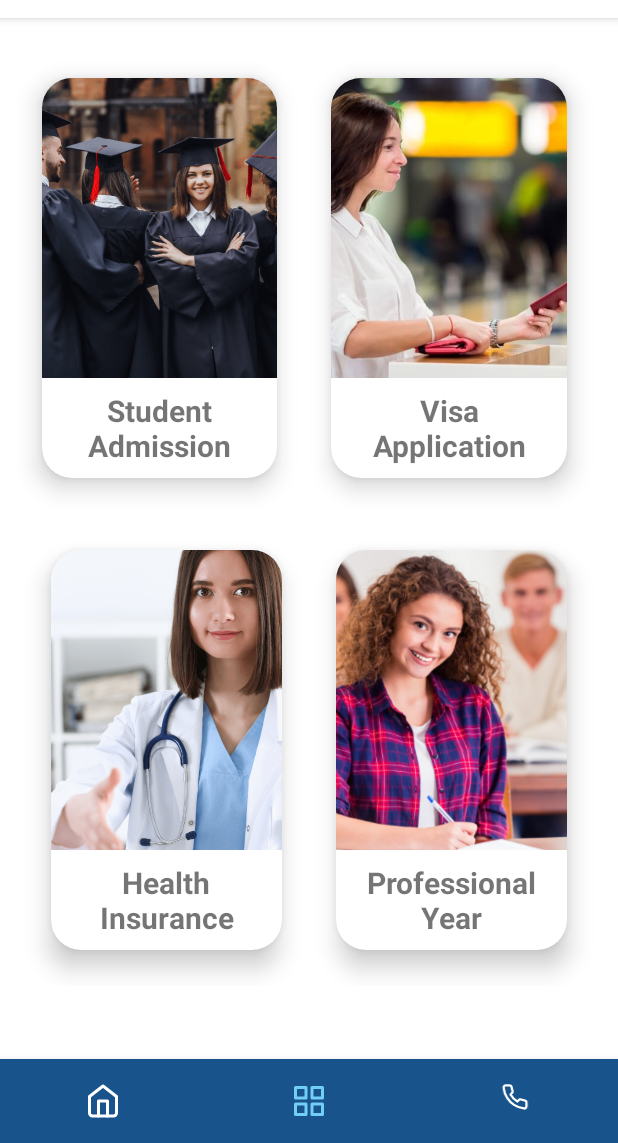
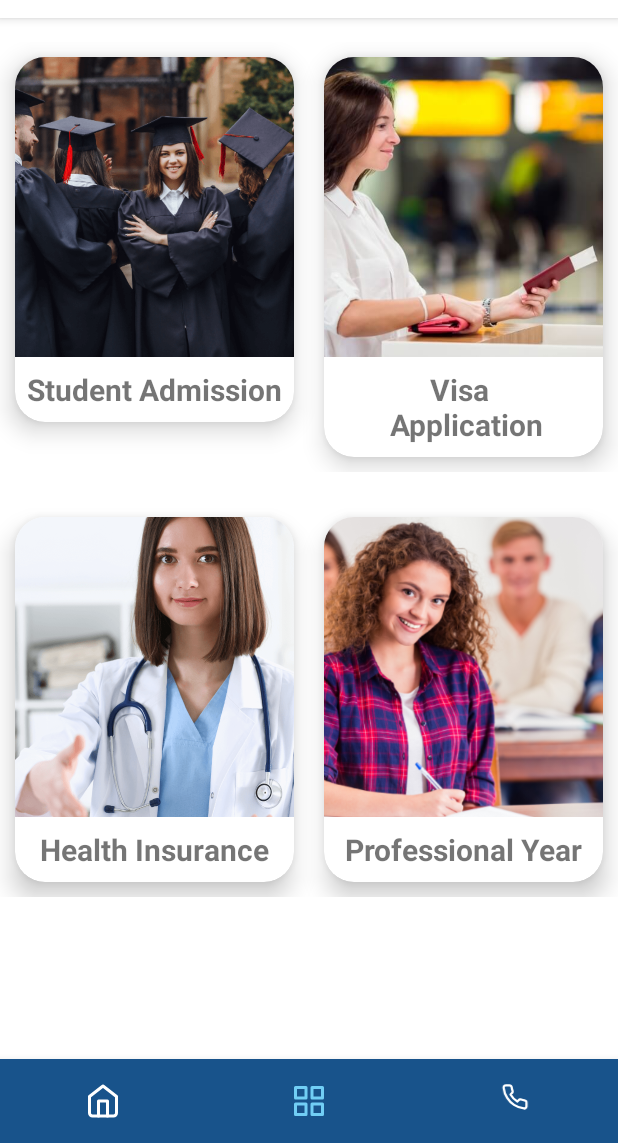
Before and after one commit to sandrajose22/EEVS-mobile-app, an Android app: the DashboardFragment screen opened through its navigation route, on a phone screen of 412 x 824 dp, the part 93-1236 px from its top. Run offline under Robolectric (Android 15) with nearby library versions, the phone set to English and light mode, and no system bars; our stand-ins replace navigation-ui.

Commit message:
alignment resolved

```diff
--- a/app/src/main/res/layout/fragment_dashboard.xml
+++ b/app/src/main/res/layout/fragment_dashboard.xml
@@ -26,14 +26,13 @@
             <androidx.cardview.widget.CardView
                 android:layout_width="0dp"
                 android:layout_height="wrap_content"
-                android:layout_marginStart="10dp"
+                android:layout_margin="10dp"
                 android:layout_weight="0.5"
                 app:cardBackgroundColor="@color/white"
                 app:cardCornerRadius="20dp"
                 app:cardElevation="10dp"
                 app:cardMaxElevation="12dp"
-                app:cardPreventCornerOverlap="true"
-                app:cardUseCompatPadding="true">
+                app:cardPreventCornerOverlap="true">
 
                 <LinearLayout
                     android:id="@+id/studentAdmission"
@@ -63,14 +62,14 @@
             <androidx.cardview.widget.CardView
                 android:layout_width="0dp"
                 android:layout_height="wrap_content"
-                android:layout_marginEnd="16dp"
+                android:layout_margin="10dp"
+                android:layout_marginStart="8dp"
                 android:layout_weight="0.5"
                 app:cardBackgroundColor="@color/white"
                 app:cardCornerRadius="20dp"
                 app:cardElevation="10dp"
                 app:cardMaxElevation="12dp"
-                app:cardPreventCornerOverlap="true"
-                app:cardUseCompatPadding="true">
+                app:cardPreventCornerOverlap="true">
 
                 <LinearLayout
                     android:id="@+id/visaApplication"
@@ -88,7 +87,7 @@
                         android:layout_width="match_parent"
                         android:layout_height="wrap_content"
                         android:padding="8dp"
-                        android:text="Visa Application"
+                        android:text="@string/visa_application"
                         android:textAlignment="center"
                         android:textSize="20sp"
                         android:textStyle="bold"
@@ -105,10 +104,13 @@
 
 
         <LinearLayout
+            android:id="@+id/grid2"
             android:layout_width="match_parent"
             android:layout_height="wrap_content"
+            android:layout_marginBottom="15dp"
             android:orientation="horizontal"
             android:weightSum="1"
+            app:layout_constraintBottom_toBottomOf="parent"
             app:layout_constraintEnd_toEndOf="parent"
             app:layout_constraintStart_toStartOf="parent"
             app:layout_constraintTop_toBottomOf="@+id/grid1">
@@ -117,14 +119,13 @@
             <androidx.cardview.widget.CardView
                 android:layout_width="0dp"
                 android:layout_height="wrap_content"
-                android:layout_marginStart="16dp"
+                android:layout_margin="10dp"
                 android:layout_weight="0.5"
                 app:cardBackgroundColor="@color/white"
                 app:cardCornerRadius="20dp"
                 app:cardElevation="10dp"
                 app:cardMaxElevation="12dp"
-                app:cardPreventCornerOverlap="true"
-                app:cardUseCompatPadding="true">
+                app:cardPreventCornerOverlap="true">
 
                 <LinearLayout
                     android:id="@+id/healthInsurance"
@@ -154,14 +155,14 @@
             <androidx.cardview.widget.CardView
                 android:layout_width="0dp"
                 android:layout_height="wrap_content"
-                android:layout_marginEnd="16dp"
+                android:layout_margin="10dp"
+                android:layout_marginStart="15dp"
                 android:layout_weight="0.5"
                 app:cardBackgroundColor="@color/white"
                 app:cardCornerRadius="20dp"
                 app:cardElevation="10dp"
                 app:cardMaxElevation="12dp"
-                app:cardPreventCornerOverlap="true"
-                app:cardUseCompatPadding="true">
+                app:cardPreventCornerOverlap="true">
 
                 <LinearLayout
                     android:id="@+id/professionalYear"
@@ -188,7 +189,17 @@
 
             </androidx.cardview.widget.CardView>
 
+
         </LinearLayout>
+
+        <View
+            android:layout_width="match_parent"
+            android:layout_height="30dp"
+            android:layout_marginTop="5dp"
+            app:layout_constraintEnd_toEndOf="parent"
+            app:layout_constraintStart_toStartOf="parent"
+            app:layout_constraintTop_toBottomOf="@id/grid2" />
+
 
     </androidx.constraintlayout.widget.ConstraintLayout>
 </ScrollView>
--- a/app/src/main/res/layout/fragment_student_admission.xml
+++ b/app/src/main/res/layout/fragment_student_admission.xml
@@ -26,8 +26,6 @@
         <androidx.cardview.widget.CardView
             android:layout_width="match_parent"
             android:layout_height="wrap_content"
-            android:layout_marginStart="10dp"
-            android:layout_weight="0.5"
             app:cardBackgroundColor="@color/white"
             app:cardCornerRadius="20dp"
             app:cardElevation="10dp"
@@ -53,10 +51,11 @@
         <TextView
             android:id="@+id/text_notifications"
             android:layout_width="match_parent"
-            android:layout_height="241dp"
+            android:layout_height="wrap_content"
             android:layout_marginStart="16dp"
             android:layout_marginTop="8dp"
             android:layout_marginEnd="16dp"
+            android:justificationMode="inter_word"
             android:text="At Expert Education and Visa Services, we have partnered with top PY course providers such as Education Centre of Australia (ECA), Performance Education, Queensland International Business Academy (QIBA), Navitas, Accountants Resource Centre (ARC), Stanley College and Australian Technical and Management College (ATMC) to deliver the best options to our clients.  Professional Year Course is a job ready program which offers international graduates an opportunity to experience real Australian work environment while enhancing their capability to obtain employment in their chosen field. "
             android:textSize="14sp" />
 
@@ -67,6 +66,7 @@
             android:layout_marginStart="16dp"
             android:layout_marginTop="38dp"
             android:layout_marginEnd="16dp"
+            android:layout_marginBottom="46dp"
             android:backgroundTint="#F6F6F6"
             android:padding="12dp"
             android:text="Enquire Now"
--- a/app/src/main/res/values/strings.xml
+++ b/app/src/main/res/values/strings.xml
@@ -6,4 +6,5 @@
     <string name="title_contact">Contact</string>
     <!-- TODO: Remove or change this placeholder text -->
     <string name="hello_blank_fragment">Hello blank fragment</string>
+    <string name="visa_application">Visa \n Application </string>
 </resources>
```
Also changed, not shown: app/src/main/res/layout/fragment_contact.xml (+72 -25 lines), app/src/main/res/layout/fragment_health_insurance.xml (+6 -6 lines), app/src/main/res/layout/fragment_home.xml (+0 -9 lines), app/src/main/res/layout/fragment_professional_year.xml (+6 -4 lines), app/src/main/res/layout/fragment_visa_application.xml (+4 -4 lines).
